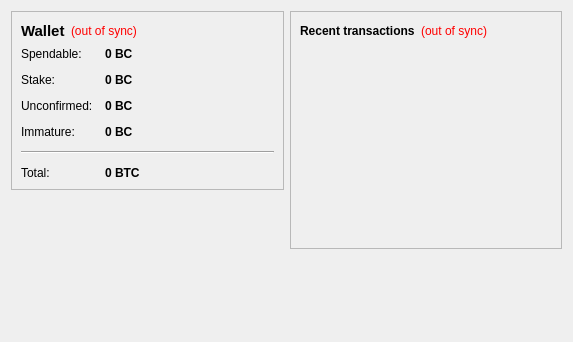
vginacoin/vgina, file src/qt/forms/overviewpage.ui: the form before one commit.
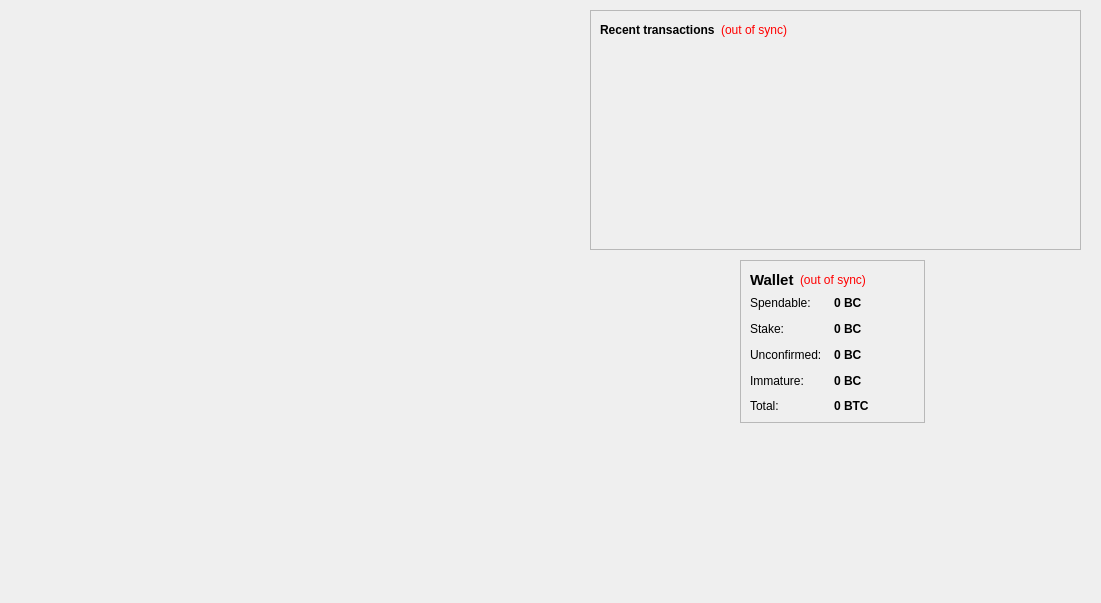
The form after the commit.

Diff of the .ui file:
```diff
--- a/src/qt/forms/overviewpage.ui
+++ b/src/qt/forms/overviewpage.ui
@@ -6,18 +6,22 @@
    <rect>
     <x>0</x>
     <y>0</y>
-    <width>573</width>
-    <height>342</height>
+    <width>1101</width>
+    <height>603</height>
    </rect>
   </property>
   <property name="windowTitle">
    <string>Form</string>
   </property>
-  <layout class="QHBoxLayout" name="horizontalLayout" stretch="1,1">
-   <item>
-    <layout class="QVBoxLayout" name="verticalLayout_2">
-     <item>
       <widget class="QFrame" name="frame">
+   <property name="geometry">
+    <rect>
+     <x>740</x>
+     <y>260</y>
+     <width>185</width>
+     <height>163</height>
+    </rect>
+   </property>
        <property name="frameShape">
         <enum>QFrame::StyledPanel</enum>
        </property>
@@ -196,21 +200,14 @@
             </property>
            </widget>
           </item>
-          <item row="4" column="0" colspan="2">
-           <widget class="Line" name="line">
-            <property name="orientation">
-             <enum>Qt::Horizontal</enum>
-            </property>
-           </widget>
-          </item>
-          <item row="5" column="0">
+      <item row="4" column="0">
            <widget class="QLabel" name="labelTotalText">
             <property name="text">
              <string>Total:</string>
             </property>
            </widget>
           </item>
-          <item row="5" column="1">
+      <item row="4" column="1">
            <widget class="QLabel" name="labelTotal">
             <property name="font">
              <font>
@@ -236,26 +233,15 @@
         </item>
        </layout>
       </widget>
-     </item>
-     <item>
-      <spacer name="verticalSpacer">
-       <property name="orientation">
-        <enum>Qt::Vertical</enum>
-       </property>
-       <property name="sizeHint" stdset="0">
-        <size>
-         <width>20</width>
-         <height>40</height>
-        </size>
-       </property>
-      </spacer>
-     </item>
-    </layout>
-   </item>
-   <item>
-    <layout class="QVBoxLayout" name="verticalLayout_3">
-     <item>
       <widget class="QFrame" name="frame_2">
+   <property name="geometry">
+    <rect>
+     <x>590</x>
+     <y>10</y>
+     <width>491</width>
+     <height>240</height>
+    </rect>
+   </property>
        <property name="frameShape">
         <enum>QFrame::StyledPanel</enum>
        </property>
@@ -324,23 +310,6 @@
         </item>
        </layout>
       </widget>
-     </item>
-     <item>
-      <spacer name="verticalSpacer_2">
-       <property name="orientation">
-        <enum>Qt::Vertical</enum>
-       </property>
-       <property name="sizeHint" stdset="0">
-        <size>
-         <width>20</width>
-         <height>40</height>
-        </size>
-       </property>
-      </spacer>
-     </item>
-    </layout>
-   </item>
-  </layout>
  </widget>
  <resources/>
  <connections/>
```
Lines whose indentation alone changed are shown as unchanged.
